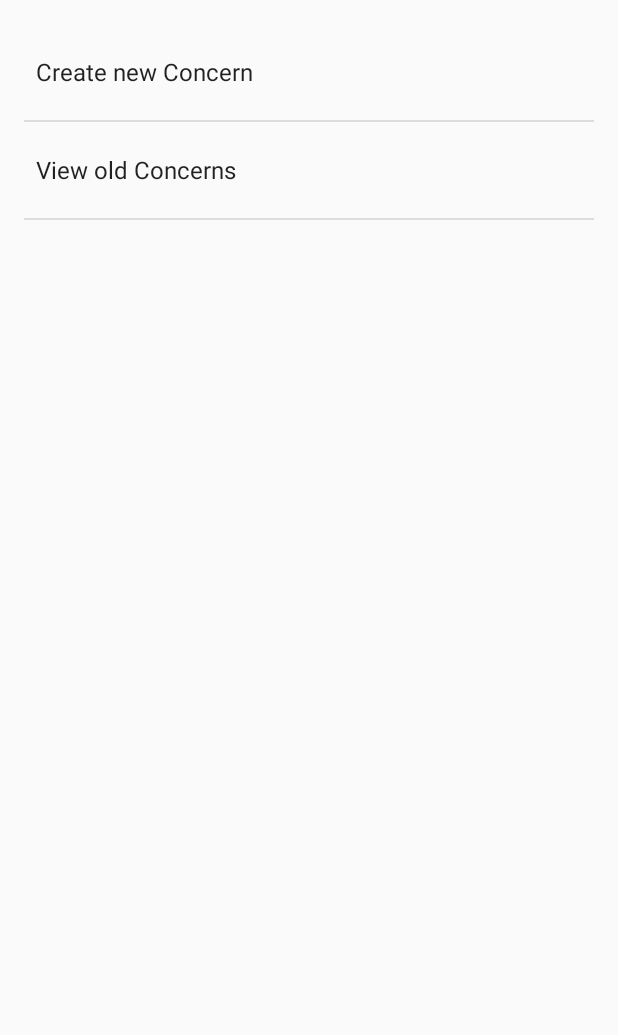
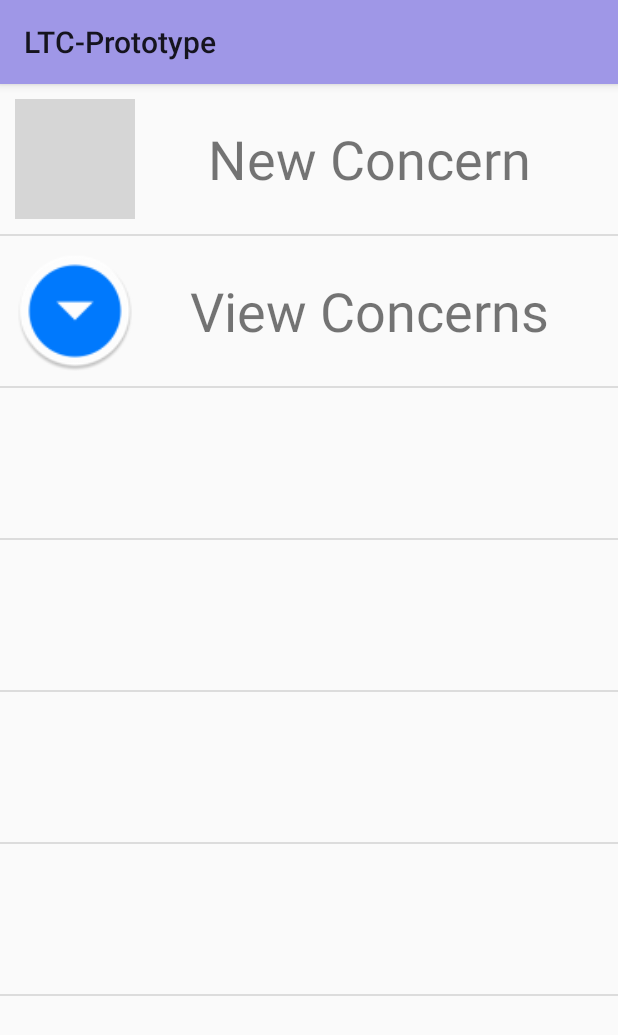
Before and after one commit to MaxInertia/LTC-Safety, an Android app: the screen it shows after launch (MainActivity), on a phone screen of 412 x 824 dp. Shown: the top 1035 px of the screen. Run offline under Robolectric (Android 15) with nearby library versions, the phone set to English and light mode, and no system bars; grey boxes are pictures that could not be loaded.

Commit message:
Add custom ListAdapter for aesthetically pleasing views.
- List items can contain multiple elements (image and text for example).
- Also compatible with list items that have different layouts.

```diff
--- a/Android/LTC-Prototype/app/src/main/AndroidManifest.xml
+++ b/Android/LTC-Prototype/app/src/main/AndroidManifest.xml
@@ -15,7 +15,9 @@
             </intent-filter>
         </activity>
 
-        <activity android:name=".NewConcernActivity">
+        <activity
+            android:name=".NewConcernActivity"
+            android:label="Concern Form">
             <meta-data
                 android:name="android.support.PARENT_ACTIVITY"
                 android:value=".MainActivity"/>
--- a/Android/LTC-Prototype/app/src/main/java/cmpt371group2/ltc_prototype/MainActivity.java
+++ b/Android/LTC-Prototype/app/src/main/java/cmpt371group2/ltc_prototype/MainActivity.java
@@ -5,16 +5,17 @@ import android.support.v7.app.AppCompatActivity;
 import android.os.Bundle;
 import android.view.View;
 import android.widget.AdapterView;
-import android.widget.ArrayAdapter;
-import android.widget.ListAdapter;
 import android.widget.ListView;
 import android.widget.Toast;
+
+import cmpt371group2.ltc_prototype.list_view.CustomListAdapter;
+import cmpt371group2.ltc_prototype.list_view.ListRow;
 
 public class MainActivity extends AppCompatActivity {
 
     public enum Action{
-        Create_New_Concern("Create new Concern"),
-        View_Old_Concerns("View old Concerns");
+        Create_Concern("New Concern"),
+        View_Concerns("View Concerns");
         String id;
         Action(String id){
             this.id = id;
@@ -26,8 +27,13 @@ public class MainActivity extends AppCompatActivity {
         super.onCreate(savedInstanceState);
         setContentView(R.layout.activity_main);
 
-        String[] options = {"Create new Concern", "View old Concerns"};
-        ListAdapter optionsAdapter = new ArrayAdapter<String>(this, android.R.layout.simple_selectable_list_item, options);
+        ListRow[] items = {
+                new ListRow(Action.Create_Concern.id, R.mipmap.new_concern_img, R.layout.list_item),
+                new ListRow(Action.View_Concerns.id, R.mipmap.view_concerns_img, R.layout.list_item),
+                null, null, null, null
+        };
+
+        CustomListAdapter optionsAdapter = new CustomListAdapter(this, items);
         ListView optionListView = (ListView) findViewById(R.id.options_list_view);
         optionListView.setAdapter(optionsAdapter);
 
@@ -35,21 +41,19 @@ public class MainActivity extends AppCompatActivity {
             new AdapterView.OnItemClickListener(){
                 @Override
                 public void onItemClick(AdapterView<?> parent, View view, int position, long id) {
-                        String option = String.valueOf(parent.getItemAtPosition(position));
+                    ListRow item = (ListRow) parent.getItemAtPosition(position);
 
-                        if(option.equals(Action.Create_New_Concern.id)) {
+                    if(item.getText().equals(Action.Create_Concern.id)) {
                         Intent newConcernIntent = new Intent(MainActivity.this, NewConcernActivity.class);
                         MainActivity.this.startActivity(newConcernIntent);
 
-                        } else if(option.equals(Action.View_Old_Concerns.id)) {
+                    } else if(item.getText().equals(Action.View_Concerns.id)) {
                         Toast.makeText(MainActivity.this, "Not Implemented", Toast.LENGTH_LONG).show();
                     }
                 }
             }
         );
 
-
-
     }
 
 }
--- a/Android/LTC-Prototype/app/src/main/java/cmpt371group2/ltc_prototype/NewConcernActivity.java
+++ b/Android/LTC-Prototype/app/src/main/java/cmpt371group2/ltc_prototype/NewConcernActivity.java
@@ -33,5 +33,6 @@ public class NewConcernActivity extends AppCompatActivity {
                 Toast.LENGTH_LONG).show();
             }
         });
+
     }
 }
--- /dev/null
+++ b/Android/LTC-Prototype/app/src/main/java/cmpt371group2/ltc_prototype/list_view/CustomListAdapter.java
@@ -0,0 +1,37 @@
+package cmpt371group2.ltc_prototype.list_view;
+
+import android.content.Context;
+import android.support.annotation.NonNull;
+import android.view.LayoutInflater;
+import android.view.View;
+import android.view.ViewGroup;
+import android.widget.ArrayAdapter;
+import android.widget.ImageView;
+import android.widget.TextView;
+import cmpt371group2.ltc_prototype.R;
+
+public class CustomListAdapter extends ArrayAdapter<ListRow> {
+
+    public CustomListAdapter(Context context, ListRow[] options) {
+        super(context, R.layout.list_item , options);
+    }
+
+    @NonNull
+    @Override
+    public View getView(int position, View convertView, @NonNull ViewGroup parent) {
+        LayoutInflater itemInflater = LayoutInflater.from(getContext());
+        ListRow item = getItem(position);
+        View customView;
+
+        if(item!=null) {
+            customView = itemInflater.inflate(item.getLayout(), parent, false);
+            TextView itemText = (TextView) customView.findViewById(R.id.list_text);
+            ImageView itemImage = (ImageView) customView.findViewById(R.id.list_image);
+            itemText.setText(item.getText());
+            itemImage.setImageResource(item.getImage());
+        } else {
+            customView = itemInflater.inflate(R.layout.list_item, parent, false);
+        }
+        return customView;
+    }
+}
--- /dev/null
+++ b/Android/LTC-Prototype/app/src/main/java/cmpt371group2/ltc_prototype/list_view/ListRow.java
@@ -0,0 +1,27 @@
+package cmpt371group2.ltc_prototype.list_view;
+
+import android.support.annotation.NonNull;
+
+public class ListRow {
+    private final String text;
+    private final int image_resource;
+    private final int layout_resource;
+
+    public ListRow(@NonNull String text, int img_resource, int layout_resource){
+        this.text = text;
+        this.image_resource = img_resource;
+        this.layout_resource = layout_resource;
+    }
+
+    public int getLayout() {
+        return layout_resource;
+    }
+
+    public int getImage() {
+        return image_resource;
+    }
+
+    public String getText() {
+        return text;
+    }
+}
--- a/Android/LTC-Prototype/app/src/main/res/layout/activity_main.xml
+++ b/Android/LTC-Prototype/app/src/main/res/layout/activity_main.xml
@@ -4,10 +4,6 @@
     android:id="@+id/activity_main"
     android:layout_width="match_parent"
     android:layout_height="match_parent"
-    android:paddingBottom="@dimen/activity_vertical_margin"
-    android:paddingLeft="@dimen/activity_horizontal_margin"
-    android:paddingRight="@dimen/activity_horizontal_margin"
-    android:paddingTop="@dimen/activity_vertical_margin"
     tools:context="cmpt371group2.ltc_prototype.MainActivity">
 
     <ListView
--- a/Android/LTC-Prototype/app/src/main/res/layout/activity_new_concern.xml
+++ b/Android/LTC-Prototype/app/src/main/res/layout/activity_new_concern.xml
@@ -90,7 +90,7 @@
 
         <Space
             android:layout_width="match_parent"
-            android:layout_height="80dp"/>
+            android:layout_height="55dp"/>
 
         <!-- Reporter Details -->
         <LinearLayout
@@ -167,7 +167,7 @@
 
         <Space
             android:layout_width="match_parent"
-            android:layout_height="80dp"/>
+            android:layout_height="55dp"/>
 
         <!-- Submit Report Button -->
         <Button
--- /dev/null
+++ b/Android/LTC-Prototype/app/src/main/res/layout/list_item.xml
@@ -0,0 +1,22 @@
+<?xml version="1.0" encoding="utf-8"?>
+<LinearLayout xmlns:android="http://schemas.android.com/apk/res/android"
+    xmlns:app="http://schemas.android.com/apk/res-auto"
+    android:orientation="horizontal"
+    android:layout_width="match_parent"
+    android:layout_height="100dp"
+    android:padding="10dp">
+
+    <ImageView
+        android:layout_width="80dp"
+        android:layout_height="80dp"
+        android:id="@+id/list_image"/>
+
+    <TextView
+        android:id="@+id/list_text"
+        android:textSize="36sp"
+        android:layout_gravity="center"
+        android:gravity="center"
+        android:layout_width="match_parent"
+        android:layout_height="match_parent" />
+
+</LinearLayout>
--- a/Android/LTC-Prototype/app/src/main/res/values/colors.xml
+++ b/Android/LTC-Prototype/app/src/main/res/values/colors.xml
@@ -1,7 +1,7 @@
 <?xml version="1.0" encoding="utf-8"?>
 <resources>
-    <color name="colorPrimary">#4b3fb5</color>
-    <color name="colorPrimaryDark">#44309f</color>
+    <color name="colorPrimary">#9f97e7</color>
+    <color name="colorPrimaryDark">#6f5dc0</color>
     <color name="colorAccent">#FF4081</color>
     <color name="viewBackground">#dfdfdf</color>
     <color name="viewForeground">#ffffff</color>
--- a/Android/LTC-Prototype/app/src/main/res/values/strings.xml
+++ b/Android/LTC-Prototype/app/src/main/res/values/strings.xml
@@ -10,6 +10,7 @@
     <string name="email_field">Email:</string>
     <string name="description_label">Description:</string>
     <string name="actions_taken_label">Actions Taken:</string>
+    <string name="new_concern">New Concern</string>
 
     <string-array name="concern_types">
         <item>Near miss</item>
--- a/Android/LTC-Prototype/app/src/main/res/values/styles.xml
+++ b/Android/LTC-Prototype/app/src/main/res/values/styles.xml
@@ -1,7 +1,7 @@
 <resources>
 
     <!-- Base application theme. -->
-    <style name="AppTheme" parent="Theme.AppCompat.Light.NoActionBar">-
+    <style name="AppTheme" parent="Theme.AppCompat.Light">-
     <!--<style name="AppTheme" parent="android:Theme.Material"> -->
         <!-- Customize your theme here. -->
         <item name="colorPrimary">@color/colorPrimary</item>
```
Also changed, not shown: Android/LTC-Prototype/app/src/main/res/mipmap-hdpi/view_concerns_img.png (added), Android/LTC-Prototype/app/src/main/res/mipmap-mdpi/view_concerns_img.png (added), Android/LTC-Prototype/app/src/main/res/mipmap-xhdpi/view_concerns_img.png (added), Android/LTC-Prototype/app/src/main/res/mipmap-xxhdpi/view_concerns_img.png (added), Android/LTC-Prototype/app/src/main/res/mipmap-xxxhdpi/view_concerns_img.png (added). Lines whose indentation alone changed are shown as unchanged.
